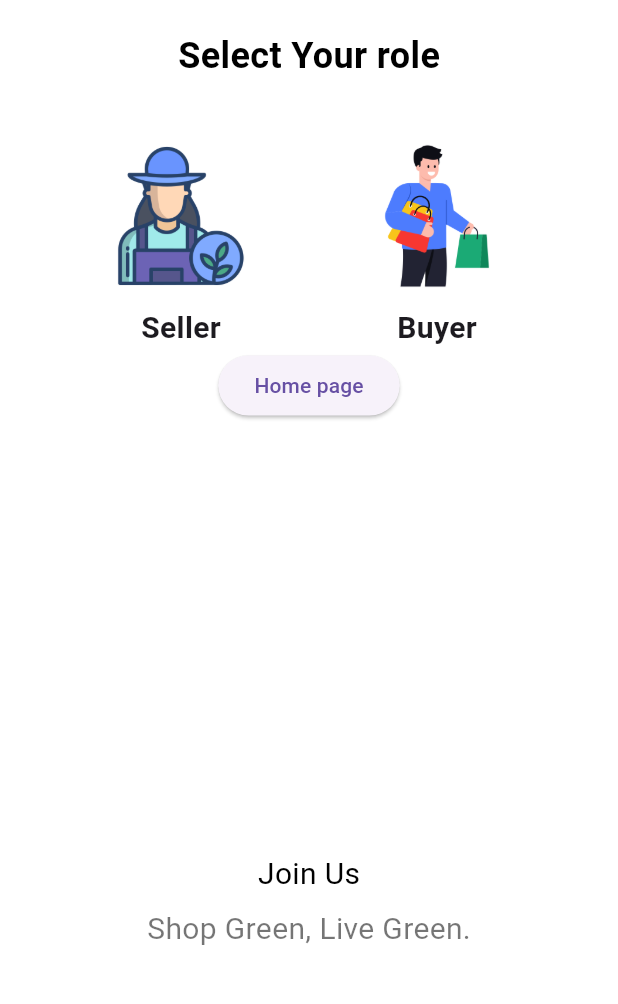
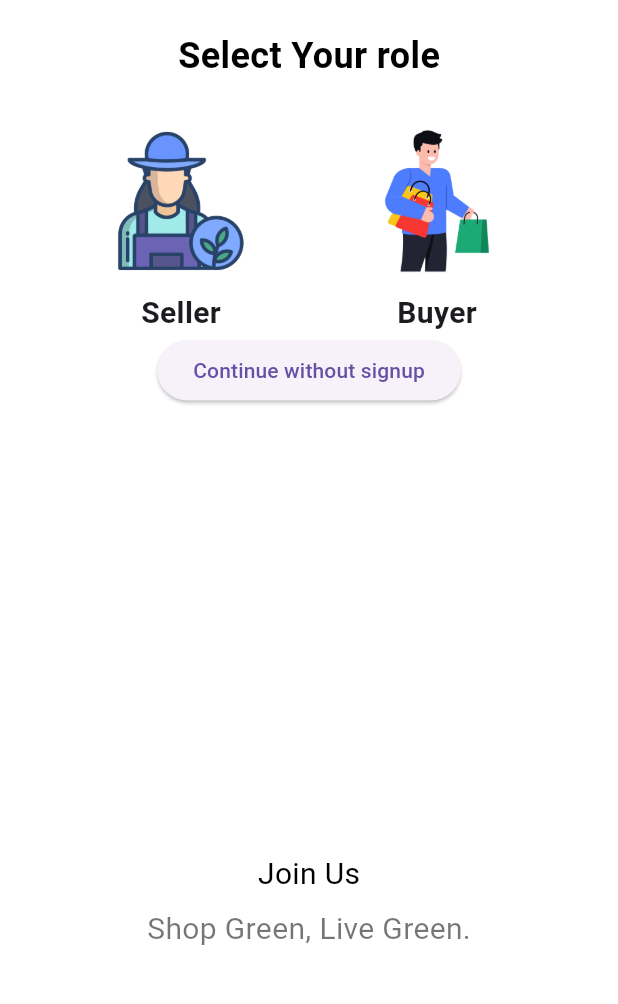
Before and after one commit to Prashant-Chaudhary58/mero_bazar, a Flutter app: the screen it shows after launch, on a phone screen of 412 x 824 dp, the part 225-1229 px from its top. Run offline on Flutter 3.47's test engine with Material 3 defaults, Android fonts, the phone set to English and light mode, and no system bars.

Commit message:
merged from development

```diff
--- a/lib/screens/auth/role_selection_screen.dart
+++ b/lib/screens/auth/role_selection_screen.dart
@@ -31,7 +31,7 @@ class RoleSelectionScreen extends StatelessWidget {
               ),
             ),
 
-            const SizedBox(height: 40),
+            const SizedBox(height: 30),
 
             // Seller & Buyer icons
             Row(
@@ -88,7 +88,7 @@ class RoleSelectionScreen extends StatelessWidget {
                   onPressed: () {
                     Navigator.pushNamed(context, '/home');
                   },
-                  child: Text('Home page'),
+                  child: Text('Continue without signup'),
                 ),
               ],
             ),
```
